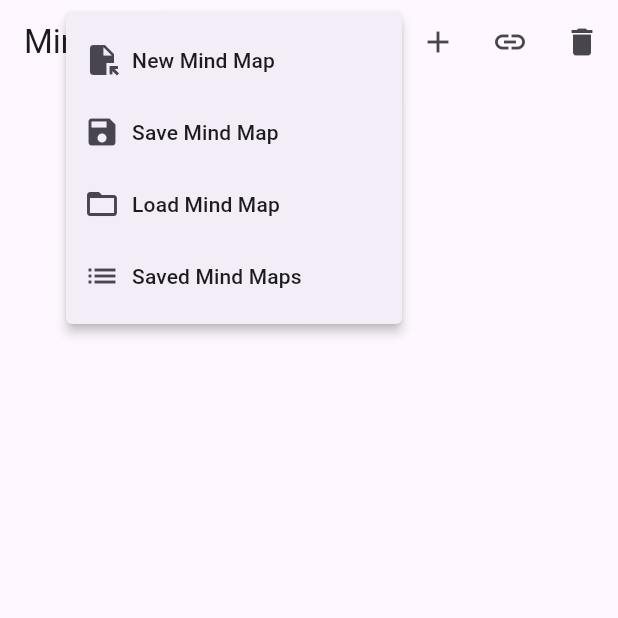
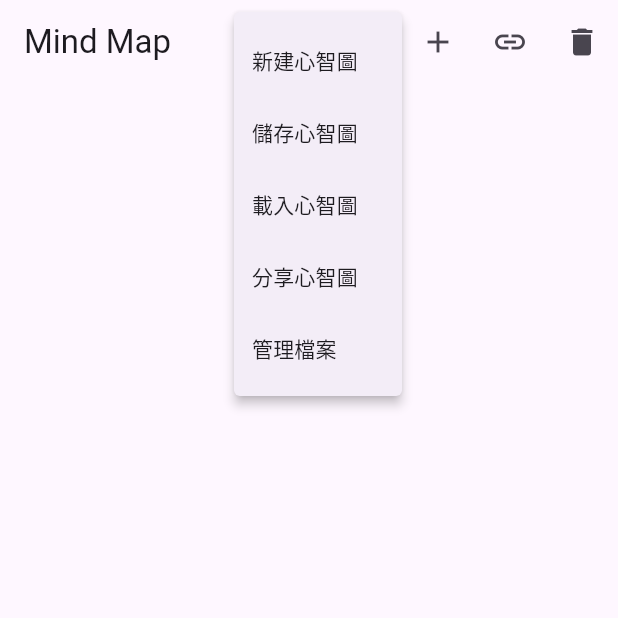
Before and after one commit to JasonHungApp/flutter_mindmap_app, a Flutter app: the screen it shows after launch, after a tap on the "menu" icon, on a phone screen of 412 x 824 dp, the top half of it. Run offline on Flutter 3.47's test engine with Material 3 defaults, Android fonts, the phone set to English and light mode, and no system bars; our stand-ins replace file_picker, share_plus.

Commit message:
用系統分享功能，分享心智圖 json 檔

```diff
--- a/lib/main.dart
+++ b/lib/main.dart
@@ -51,13 +51,13 @@ class MindMapScreen extends StatelessWidget {
                     await provider.saveMindMap();
                     if (context.mounted) {
                       ScaffoldMessenger.of(context).showSnackBar(
-                        const SnackBar(content: Text('Mind map saved successfully')),
+                        const SnackBar(content: Text('心智圖儲存成功')),
                       );
                     }
                   } catch (e) {
                     if (context.mounted) {
                       ScaffoldMessenger.of(context).showSnackBar(
-                        SnackBar(content: Text('Error saving mind map: $e')),
+                        SnackBar(content: Text('儲存心智圖時發生錯誤: $e')),
                       );
                     }
                   }
@@ -67,13 +67,24 @@ class MindMapScreen extends StatelessWidget {
                     await provider.loadMindMap();
                     if (context.mounted) {
                       ScaffoldMessenger.of(context).showSnackBar(
-                        const SnackBar(content: Text('Mind map loaded successfully')),
+                        const SnackBar(content: Text('心智圖載入成功')),
                       );
                     }
                   } catch (e) {
                     if (context.mounted) {
                       ScaffoldMessenger.of(context).showSnackBar(
-                        SnackBar(content: Text('Error loading mind map: $e')),
+                        SnackBar(content: Text('載入心智圖時發生錯誤: $e')),
+                      );
+                    }
+                  }
+                  break;
+                case 'share':
+                  try {
+                    await provider.shareMindMap();
+                  } catch (e) {
+                    if (context.mounted) {
+                      ScaffoldMessenger.of(context).showSnackBar(
+                        SnackBar(content: Text('分享心智圖時發生錯誤: $e')),
                       );
                     }
                   }
@@ -91,43 +102,23 @@ class MindMapScreen extends StatelessWidget {
             itemBuilder: (context) => [
               const PopupMenuItem(
                 value: 'new',
-                child: Row(
-                  children: [
-                    Icon(Icons.file_open),
-                    SizedBox(width: 8),
-                    Text('New Mind Map'),
-                  ],
-                ),
+                child: Text('新建心智圖'),
               ),
               const PopupMenuItem(
                 value: 'save',
-                child: Row(
-                  children: [
-                    Icon(Icons.save),
-                    SizedBox(width: 8),
-                    Text('Save Mind Map'),
-                  ],
-                ),
+                child: Text('儲存心智圖'),
               ),
               const PopupMenuItem(
                 value: 'load',
-                child: Row(
-                  children: [
-                    Icon(Icons.folder_open),
-                    SizedBox(width: 8),
-                    Text('Load Mind Map'),
-                  ],
-                ),
+                child: Text('載入心智圖'),
+              ),
+              const PopupMenuItem(
+                value: 'share',
+                child: Text('分享心智圖'),
               ),
               const PopupMenuItem(
                 value: 'files',
-                child: Row(
-                  children: [
-                    Icon(Icons.list),
-                    SizedBox(width: 8),
-                    Text('Saved Mind Maps'),
-                  ],
-                ),
+                child: Text('管理檔案'),
               ),
             ],
           ),
--- a/pubspec.yaml
+++ b/pubspec.yaml
@@ -34,7 +34,7 @@ dependencies:
   uuid: ^3.0.7
   path_provider: ^2.1.2
   file_picker: ^6.1.1
-
+  share_plus: ^7.2.1
   # The following adds the Cupertino Icons font to your application.
   # Use with the CupertinoIcons class for iOS style icons.
   cupertino_icons: ^1.0.8
```
Also changed, not shown: lib/providers/mind_map_provider.dart (+35 -0 lines), lib/widgets/saved_mind_maps_dialog.dart (+17 -0 lines), pubspec.lock, 8 other files.
